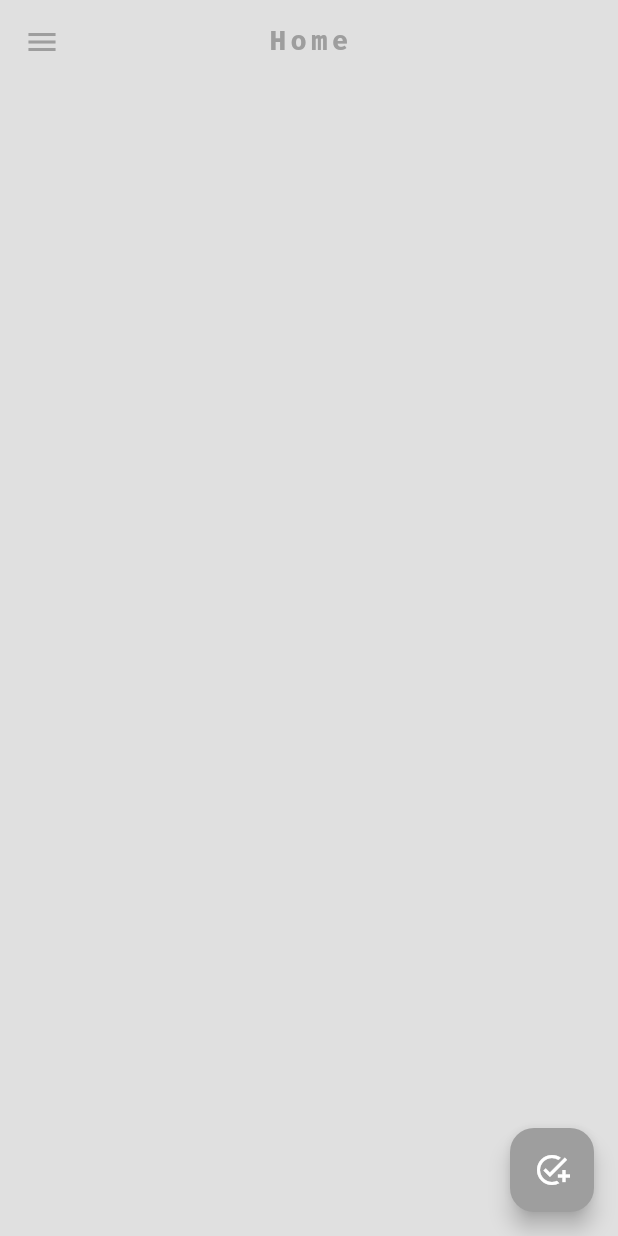
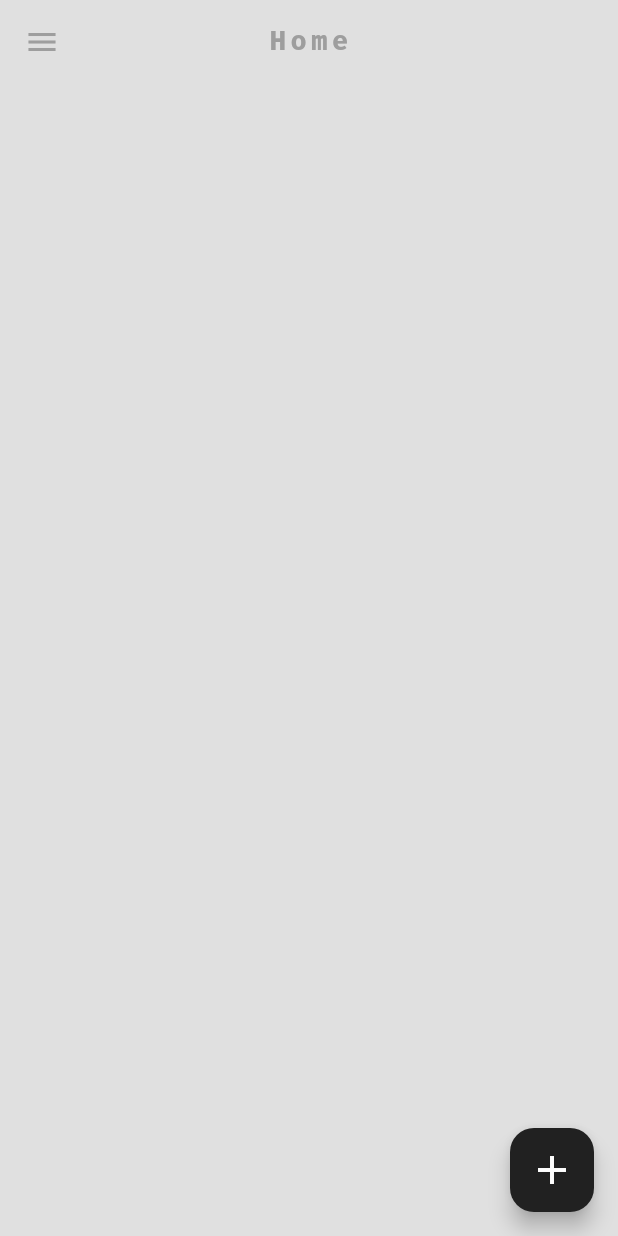
Before and after one commit to usman619/habit_tracker_app, a Flutter app: the screen it shows after launch, on a phone screen of 412 x 824 dp. Run offline on Flutter 3.47's test engine with Material 3 defaults, Android fonts, the light colour scheme and no system bars; our stand-ins replace flutter_heatmap_calendar, flutter_slidable, google_fonts, isar; accounts and stored records are empty; generated files the repository leaves out were written again.

Commit message:
Working on UI (Part 2)

```diff
--- a/lib/components/my_drawer.dart
+++ b/lib/components/my_drawer.dart
@@ -17,7 +17,7 @@ class MyDrawer extends StatelessWidget {
               Padding(
                 padding: const EdgeInsets.symmetric(vertical: 50.0),
                 child: Icon(
-                  Icons.person,
+                  Icons.add_task_rounded,
                   size: 72,
                   color: Theme.of(context).colorScheme.primary,
                 ),
--- a/lib/pages/home_page.dart
+++ b/lib/pages/home_page.dart
@@ -1,6 +1,7 @@
 import 'package:flutter/material.dart';
 import 'package:habit_tracker_app/components/my_drawer.dart';
 import 'package:habit_tracker_app/components/my_habit_tile.dart';
+import 'package:habit_tracker_app/components/my_heat_map.dart';
 import 'package:habit_tracker_app/database/habit_database.dart';
 import 'package:habit_tracker_app/models/habit.dart';
 import 'package:habit_tracker_app/themes/text_theme.dart';
@@ -168,11 +169,22 @@ class _HomePageState extends State<HomePage> {
         foregroundColor: Theme.of(context).colorScheme.primary,
       ),
       drawer: const MyDrawer(),
-      body: _buildHabitList(),
+      body: ListView(
+        children: [
+          // HeatMap
+          _buildHeatMap(),
+          //Habiit List
+          _buildHabitList(),
+        ],
+      ),
       floatingActionButton: FloatingActionButton(
         onPressed: createNewHabit,
+        backgroundColor: Theme.of(context).colorScheme.inversePrimary,
         focusColor: Theme.of(context).colorScheme.secondary,
-        child: const Icon(Icons.add_task_sharp),
+        child: const Icon(
+          Icons.add,
+          size: 32,
+        ),
       ),
     );
   }
@@ -183,6 +195,8 @@ class _HomePageState extends State<HomePage> {
 
     return ListView.builder(
       itemCount: habits.length,
+      shrinkWrap: true,
+      physics: const NeverScrollableScrollPhysics(),
       itemBuilder: (context, index) {
         final habit = habits[index];
         bool isCompletedToday = isHabitCompleted(habit.completedDays);
@@ -197,4 +211,23 @@ class _HomePageState extends State<HomePage> {
       },
     );
   }
+
+  Widget _buildHeatMap() {
+    final habitsDatabase = context.watch<HabitDatabase>();
+    List<Habit> currentHabits = habitsDatabase.currentHabits;
+
+    return FutureBuilder<DateTime?>(
+      future: habitsDatabase.getFirstLaunchDate(),
+      builder: (context, snapshot) {
+        if (snapshot.hasData) {
+          return MyHeatMap(
+            startDate: snapshot.data!,
+            dataset: prepareHeatMapDataset(currentHabits),
+          );
+        } else {
+          return Container();
+        }
+      },
+    );
+  }
 }
```
Also changed, not shown: flutter_launcher_icons.yaml (added, +8 -0 lines), lib/components/my_heat_map.dart (added, +35 -0 lines), lib/main.dart (+6 -2 lines), lib/util/habit_util.dart (+22 -0 lines), pubspec.yaml (+6 -6 lines), assets/app_icon.png (added), pubspec.lock, 28 other files.
